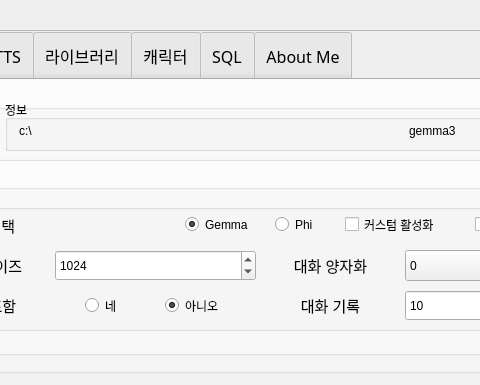
MelissaJSM/ProjectLucia_Server_HiyoriEdition, file Ui/untitled.ui: the form before one commit; both pictures show x 167 to 647 and y 0 to 385 of the 841 by 887 pixel window.
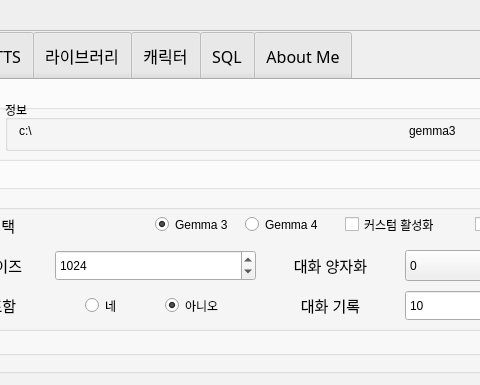
The form after the commit. The open tabs and pages were chosen to show the change.

Commit message: gemma4 지원 작업 중

Patch:
```diff
--- a/Ui/untitled.ui
+++ b/Ui/untitled.ui
@@ -395,9 +395,9 @@
              <widget class="QRadioButton" name="PhiRadioButton">
               <property name="geometry">
                <rect>
-                <x>130</x>
+                <x>100</x>
                 <y>-1</y>
-                <width>51</width>
+                <width>81</width>
                 <height>31</height>
                </rect>
               </property>
@@ -405,7 +405,7 @@
                <string>&lt;html&gt;&lt;head/&gt;&lt;body&gt;&lt;p&gt;실험 단계입니다. 부정확 할 수 있습니다.&lt;/p&gt;&lt;/body&gt;&lt;/html&gt;</string>
               </property>
               <property name="text">
-               <string>Phi</string>
+               <string>Gemma 4</string>
               </property>
               <property name="checkable">
                <bool>true</bool>
@@ -417,14 +417,14 @@
              <widget class="QRadioButton" name="GemmaRadioButton">
               <property name="geometry">
                <rect>
-                <x>40</x>
+                <x>10</x>
                 <y>-1</y>
-                <width>71</width>
+                <width>81</width>
                 <height>31</height>
                </rect>
               </property>
               <property name="text">
-               <string>Gemma</string>
+               <string>Gemma 3</string>
               </property>
               <property name="checked">
                <bool>true</bool>
```
Left out of the diff: 18 changed lines with no effect on the pictures. The commit also changes 6 other files.
